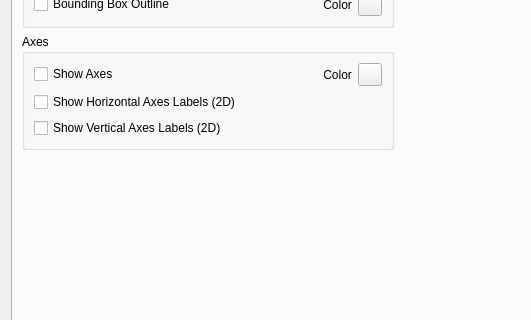
First picture: the form in cc3d/player5/Configuration/cc3D_prefs.ui, repository CompuCell3D/cc3d-player5, before the edit; both pictures show x 0 to 531 and y 82 to 402 of the 788 by 746 pixel window.
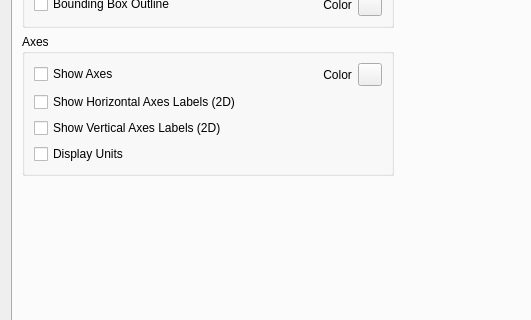
Second picture: the form after the edit. The open tabs and pages were chosen to show the change.

Commit message: updated configs to add DisplayUnits setting

What changed in the file:
```diff
--- a/cc3d/player5/Configuration/cc3D_prefs.ui
+++ b/cc3d/player5/Configuration/cc3D_prefs.ui
@@ -3077,6 +3077,13 @@
               </property>
              </widget>
             </item>
+            <item>
+             <widget class="QCheckBox" name="displayUnitsCB">
+              <property name="text">
+               <string>Display Units</string>
+              </property>
+             </widget>
+            </item>
            </layout>
           </widget>
          </item>
```
The commit also changes 4 other files.
